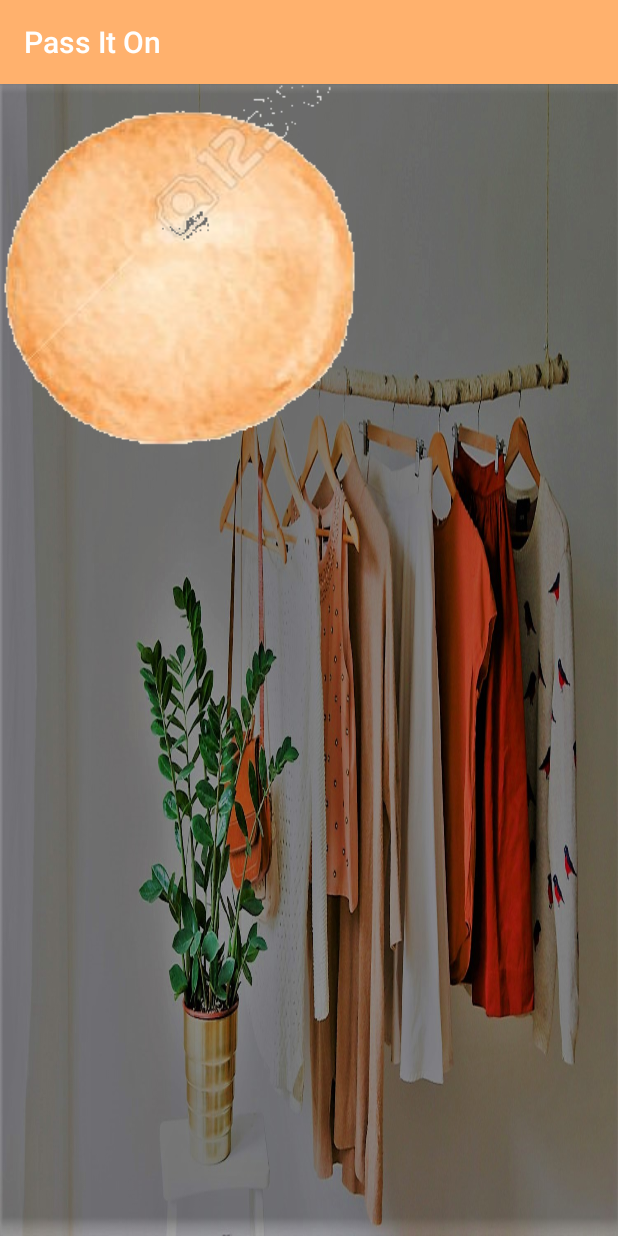
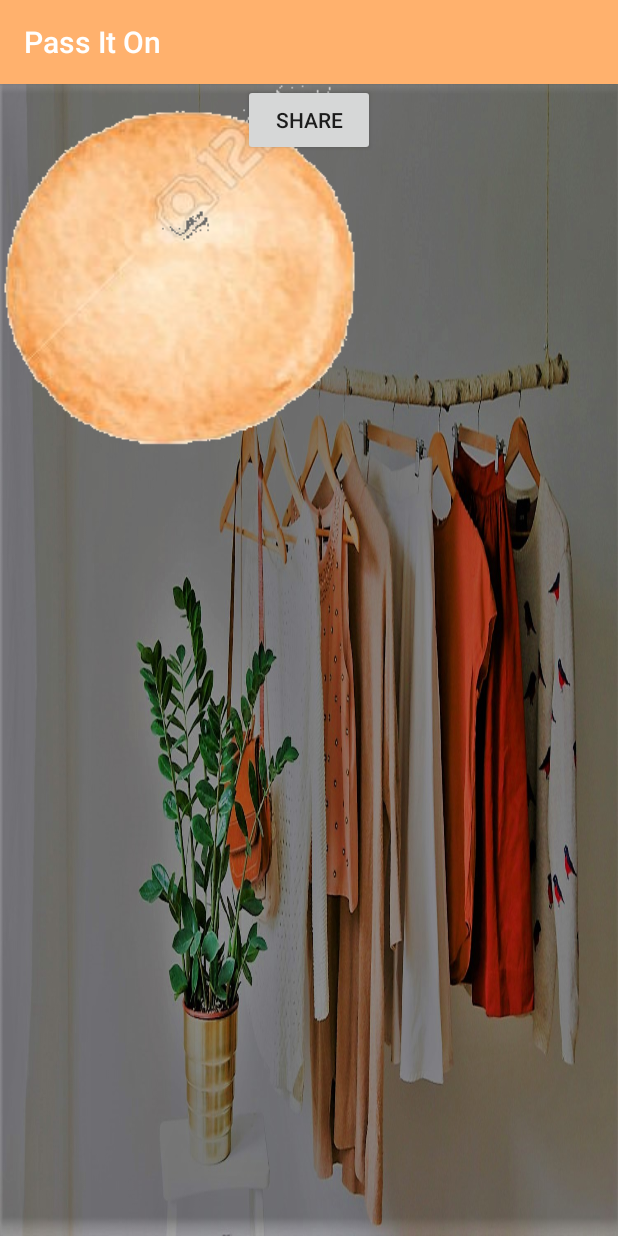
Before and after one commit to orearow/PassitOn2, an Android app: the MainActivity screen opened directly, with no data from a screen before it, on a phone screen of 412 x 824 dp. Run offline under Robolectric (Android 15) with nearby library versions, the phone set to English and light mode, and no system bars.

Commit message:
changes to share

```diff
--- a/app/src/main/AndroidManifest.xml
+++ b/app/src/main/AndroidManifest.xml
@@ -51,7 +51,8 @@
 
         <activity
             android:name=".MapsActivity"
-            android:label="@string/title_activity_maps"></activity>
+            android:label="@string/title_activity_maps" />
+        <activity android:name=".share"></activity>
     </application>
 
 </manifest>
--- a/app/src/main/java/com/example/sahot/passiton/MainActivity.java
+++ b/app/src/main/java/com/example/sahot/passiton/MainActivity.java
@@ -23,12 +23,20 @@ public class MainActivity extends AppCompatActivity {
         btn.setOnClickListener(new View.OnClickListener() {
             @Override
             public void onClick(View v) {
-                startActivity(new Intent(MainActivity.this, MapsActivity.class));
+                startActivity(new Intent(MainActivity.this, share.class));
+            }
+        });
+
+        Button share = (Button)findViewById(R.id.share);
+
+        btn.setOnClickListener(new View.OnClickListener() {
+            @Override
+            public void onClick(View v) {
+                startActivity(new Intent(MainActivity.this, share.class));
             }
         });
 
 
 
-
     }
 }
--- a/app/src/main/res/layout/activity_main.xml
+++ b/app/src/main/res/layout/activity_main.xml
@@ -17,5 +17,16 @@
         tools:layout_editor_absoluteX="82dp"
         tools:layout_editor_absoluteY="26dp"/>
 
+    <Button
+        android:id="@+id/share"
+        android:layout_width="wrap_content"
+        android:layout_height="wrap_content"
+        android:layout_marginEnd="8dp"
+        android:layout_marginStart="8dp"
+        android:text="share"
+        app:layout_constraintEnd_toEndOf="parent"
+        app:layout_constraintStart_toStartOf="parent"
+        tools:layout_editor_absoluteY="374dp" />
+
 
 </android.support.constraint.ConstraintLayout>
```
Also changed, not shown: app/src/main/java/com/example/sahot/passiton/share.java (added, +13 -0 lines), app/src/main/res/layout/activity_share.xml (added, +16 -0 lines), app/src/main/res/drawable/accounticon.png (added).
